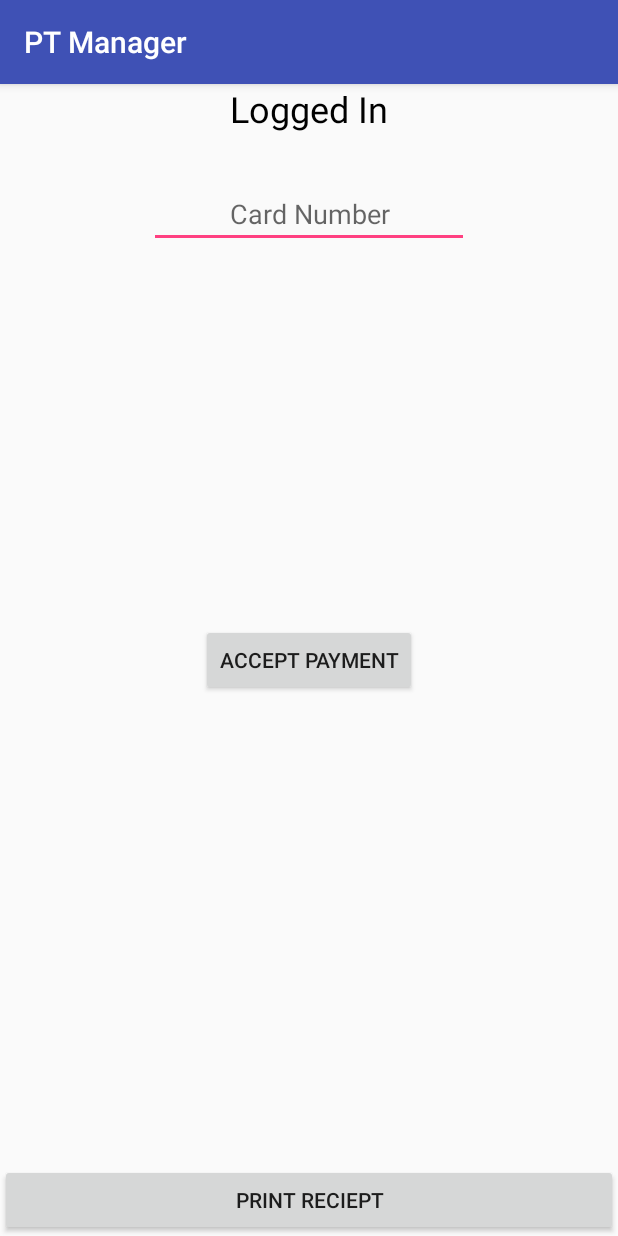
After one commit to atanasiom/PT_Manager, an Android app: the CardDetailsActivity screen opened directly, with no data from a screen before it, on a phone screen of 412 x 824 dp. The commit adds this screen. Run offline under Robolectric (Android 15) with nearby library versions, the phone set to English and light mode, and no system bars.

Commit message:
Added activities and fragment

```diff
--- /dev/null
+++ b/app/src/main/java/com/atanasiom/ptmanager/CardDetailsActivity.java
@@ -0,0 +1,13 @@
+package com.atanasiom.ptmanager;
+
+import android.os.Bundle;
+import android.support.v7.app.AppCompatActivity;
+
+public class CardDetailsActivity extends AppCompatActivity {
+
+	@Override
+	protected void onCreate(Bundle savedInstanceState) {
+		super.onCreate(savedInstanceState);
+		setContentView(R.layout.activity_card_details);
+	}
+}
--- /dev/null
+++ b/app/src/main/java/com/atanasiom/ptmanager/LoggedInFragment.java
@@ -0,0 +1,19 @@
+package com.atanasiom.ptmanager;
+
+import android.app.Fragment;
+import android.os.Bundle;
+import android.view.LayoutInflater;
+import android.view.View;
+import android.view.ViewGroup;
+
+public class LoggedInFragment extends Fragment {
+
+	public LoggedInFragment() {
+	}
+
+	@Override
+	public View onCreateView(LayoutInflater inflater, ViewGroup container, Bundle savedInstanceState) {
+		return inflater.inflate(R.layout.fragment_logged_in, container, false);
+	}
+
+}
--- /dev/null
+++ b/app/src/main/res/layout/activity_card_details.xml
@@ -0,0 +1,45 @@
+<?xml version="1.0" encoding="utf-8"?>
+<RelativeLayout xmlns:android="http://schemas.android.com/apk/res/android"
+	xmlns:tools="http://schemas.android.com/tools"
+	android:id="@+id/activity_card_details"
+	android:layout_width="match_parent"
+	android:layout_height="match_parent">
+
+	<fragment
+		android:id="@+id/fragment_logged_in_card"
+		android:name="com.atanasiom.ptmanager.LoggedInFragment"
+		android:layout_width="wrap_content"
+		android:layout_height="wrap_content"
+		android:layout_alignParentEnd="true"
+		android:layout_alignParentStart="true"
+		tools:layout="@layout/fragment_logged_in" />
+
+	<Button
+		android:id="@+id/button_print_reciept"
+		android:layout_width="wrap_content"
+		android:layout_height="wrap_content"
+		android:layout_alignParentBottom="true"
+		android:layout_alignParentEnd="true"
+		android:layout_alignParentStart="true"
+		android:text="@string/print_reciept" />
+
+	<EditText
+		android:id="@+id/field_card_number"
+		android:layout_width="wrap_content"
+		android:layout_height="wrap_content"
+		android:layout_below="@+id/fragment_logged_in_card"
+		android:layout_centerHorizontal="true"
+		android:layout_marginTop="31dp"
+		android:ems="10"
+		android:hint="@string/hint_card_number"
+		android:inputType="number"
+		android:textAlignment="center" />
+
+	<Button
+		android:id="@+id/button_accept_payment"
+		android:layout_width="wrap_content"
+		android:layout_height="wrap_content"
+		android:layout_centerHorizontal="true"
+		android:layout_centerVertical="true"
+		android:text="@string/accept_payment" />
+</RelativeLayout>
--- /dev/null
+++ b/app/src/main/res/layout/fragment_logged_in.xml
@@ -0,0 +1,9 @@
+<TextView xmlns:android="http://schemas.android.com/apk/res/android"
+	android:layout_width="match_parent"
+	android:layout_height="match_parent"
+	android:text="@string/logged_in_name"
+	android:textAlignment="center"
+	android:textColor="@android:color/black"
+	android:textSize="24sp">
+
+</TextView>
--- /dev/null
+++ b/app/src/main/res/values-w820dp/dimens.xml
@@ -0,0 +1,6 @@
+<resources>
+	<!-- Example customization of dimensions originally defined in res/values/dimens.xml
+         (such as screen margins) for screens with more than 820dp of available width. This
+         would include 7" and 10" devices in landscape (~960dp and ~1280dp respectively). -->
+	<dimen name="activity_horizontal_margin">64dp</dimen>
+</resources>
--- /dev/null
+++ b/app/src/main/res/values/dimens.xml
@@ -0,0 +1,5 @@
+<resources>
+	<!-- Default screen margins, per the Android Design guidelines. -->
+	<dimen name="activity_horizontal_margin">16dp</dimen>
+	<dimen name="activity_vertical_margin">16dp</dimen>
+</resources>
--- a/app/src/main/res/values/strings.xml
+++ b/app/src/main/res/values/strings.xml
@@ -5,4 +5,14 @@
 	<string name="login_button">Login</string>
 	<string name="hint_username">Username</string>
 	<string name="hint_password">Password</string>
+	<string name="username">jdoe</string>
+	<string name="password">welcome1</string>
+	<string name="new_customer">+ New Customer</string>
+	<string name="text_customer">Customer Name</string>
+	<string name="new_session">+ New Session</string>
+	<string name="payment_details">Payment Details</string>
+	<string name="logged_in_name">Logged In</string>
+	<string name="hint_card_number">Card Number</string>
+	<string name="accept_payment">Accept Payment</string>
+	<string name="print_reciept">Print Reciept</string>
 </resources>
```
Also changed, not shown: app/src/main/AndroidManifest.xml (+7 -4 lines), app/src/main/java/com/atanasiom/ptmanager/CustomerListActivity.java (added, +13 -0 lines), app/src/main/java/com/atanasiom/ptmanager/CustomerViewActivity.java (added, +13 -0 lines), app/src/main/res/layout/activity_customer_list.xml (added, +26 -0 lines), app/src/main/res/layout/activity_customer_view.xml (added, +56 -0 lines), app/src/main/res/layout/activity_main.xml (+9 -6 lines).
